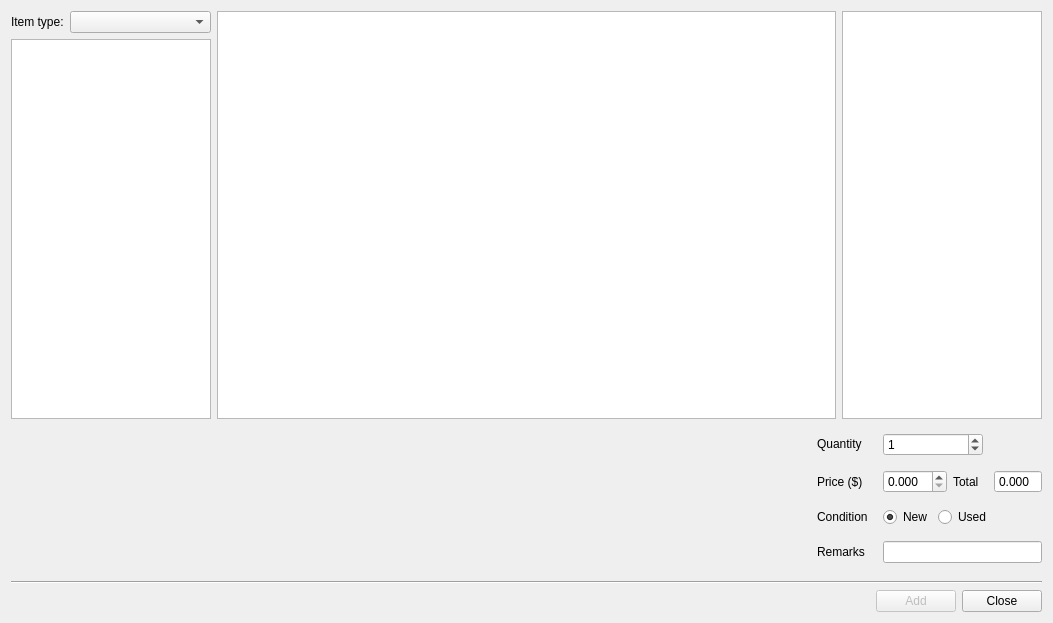
geertdaelemans/BrickManager, file additemdialog.ui: the form before one commit.
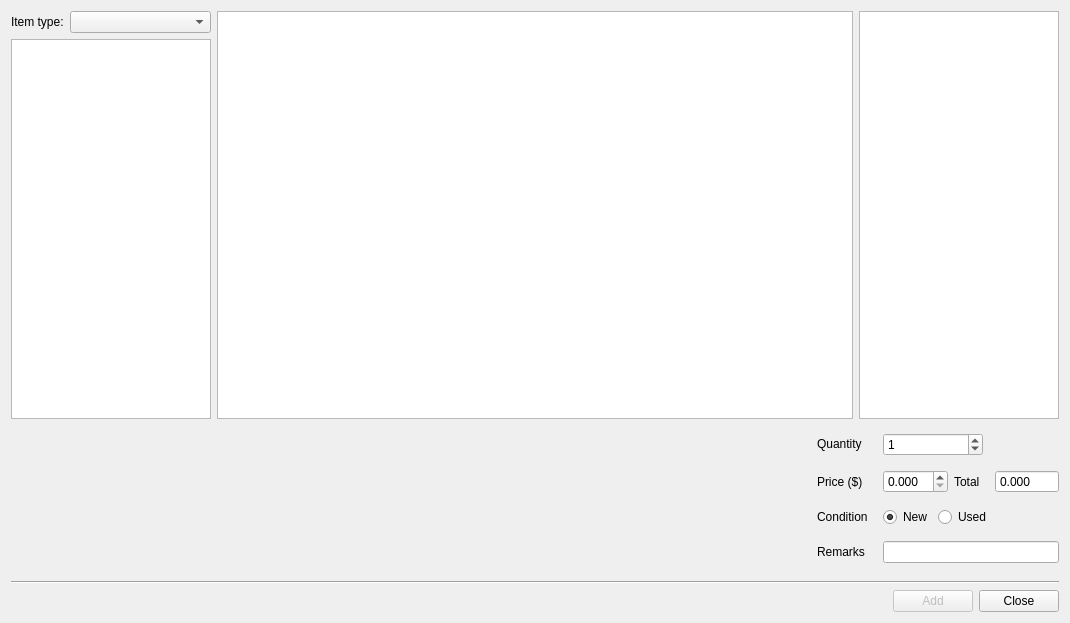
The form after the commit.

Commit message: Enabled sorting of columns in Add Items dialog.

What changed in the file:
```diff
--- a/additemdialog.ui
+++ b/additemdialog.ui
@@ -6,7 +6,7 @@
    <rect>
     <x>0</x>
     <y>0</y>
-    <width>960</width>
+    <width>1070</width>
     <height>623</height>
    </rect>
   </property>
@@ -175,6 +175,9 @@
        <property name="selectionBehavior">
         <enum>QAbstractItemView::SelectRows</enum>
        </property>
+       <property name="sortingEnabled">
+        <bool>true</bool>
+       </property>
        <attribute name="horizontalHeaderShowSortIndicator" stdset="0">
         <bool>true</bool>
        </attribute>
```
